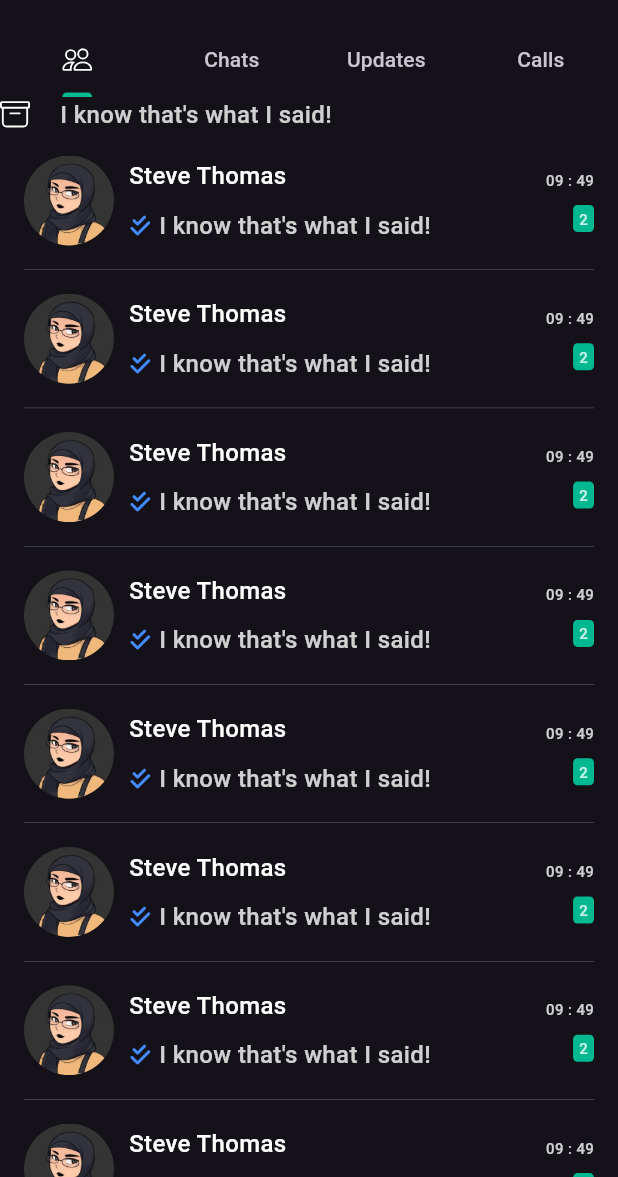
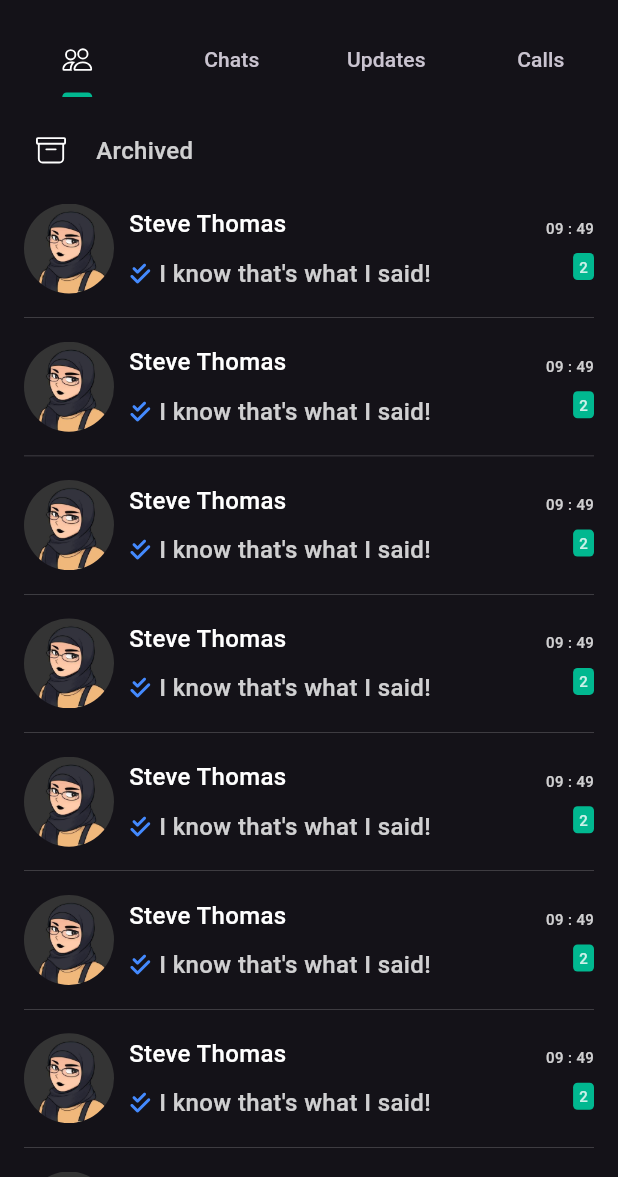
Before and after one commit to hafedh049/whatsapp, a Flutter app: the screen it shows after launch, on a phone screen of 412 x 824 dp, the part 59-1236 px from its top. Run offline on Flutter 3.47's test engine with Material 3 defaults, Android fonts, the phone set to English and light mode, and no system bars; our stand-ins replace icons_plus.

Commit message:
Modified  lib/views/chats.dart M  lib/views/home.dart

```diff
--- a/lib/views/chats.dart
+++ b/lib/views/chats.dart
@@ -58,11 +58,37 @@ class _ChatsState extends State<Chats> {
 
   @override
   Widget build(BuildContext context) {
-    return ListView.separated(
-      padding: const EdgeInsets.all(16),
-      itemBuilder: (BuildContext context, int index) => _choices[index % _choices.length],
-      itemCount: _itemCount,
-      separatorBuilder: (BuildContext context, int index) => Container(margin: const EdgeInsets.symmetric(vertical: 16), height: .2, color: white.withOpacity(.6)),
+    return Column(
+      crossAxisAlignment: CrossAxisAlignment.start,
+      children: <Widget>[
+        StatefulBuilder(
+          key: null,
+          builder: (BuildContext context, void Function(void Function()) _) {
+            return GestureDetector(
+              onTap: () {},
+              child: Padding(
+                padding: const EdgeInsets.all(24),
+                child: Row(
+                  mainAxisSize: MainAxisSize.min,
+                  children: <Widget>[
+                    const Icon(Bootstrap.archive, size: 20, color: white),
+                    const SizedBox(width: 20),
+                    Text("Archived", style: TextStyle(fontSize: 16, fontWeight: FontWeight.w500, color: white.withOpacity(.8))),
+                  ],
+                ),
+              ),
+            );
+          },
+        ),
+        Expanded(
+          child: ListView.separated(
+            padding: const EdgeInsets.only(left: 16, right: 16, bottom: 16),
+            itemBuilder: (BuildContext context, int index) => _choices[index % _choices.length],
+            itemCount: _itemCount,
+            separatorBuilder: (BuildContext context, int index) => Container(margin: const EdgeInsets.symmetric(vertical: 16), height: .2, color: white.withOpacity(.6)),
+          ),
+        ),
+      ],
     );
   }
 }
--- a/lib/views/home.dart
+++ b/lib/views/home.dart
@@ -62,22 +62,6 @@ class _HomeState extends State<Home> with TickerProviderStateMixin {
               Tab(text: "Calls"),
             ],
           ),
-          StatefulBuilder(
-            key: null,
-            builder: (BuildContext context, void Function(void Function()) _) {
-              return GestureDetector(
-                onTap: () {},
-                child: Row(
-                  mainAxisSize: MainAxisSize.min,
-                  children: <Widget>[
-                    const Icon(Bootstrap.archive, size: 20, color: white),
-                    const SizedBox(width: 20),
-                    Text("I know that's what I said!", style: TextStyle(fontSize: 16, fontWeight: FontWeight.w500, color: white.withOpacity(.8))),
-                  ],
-                ),
-              );
-            },
-          ),
           Expanded(child: TabBarView(controller: _tabsController, children: <Widget>[for (int i = 0; i < 4; i++) const Chats()])),
         ],
       ),
```
